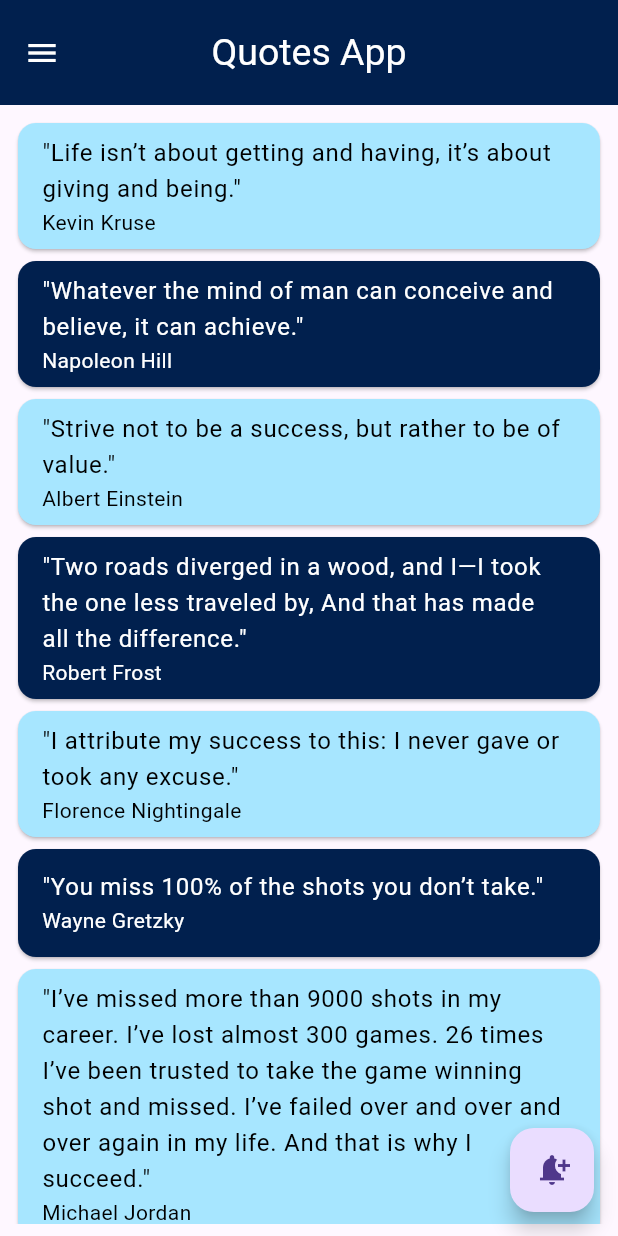
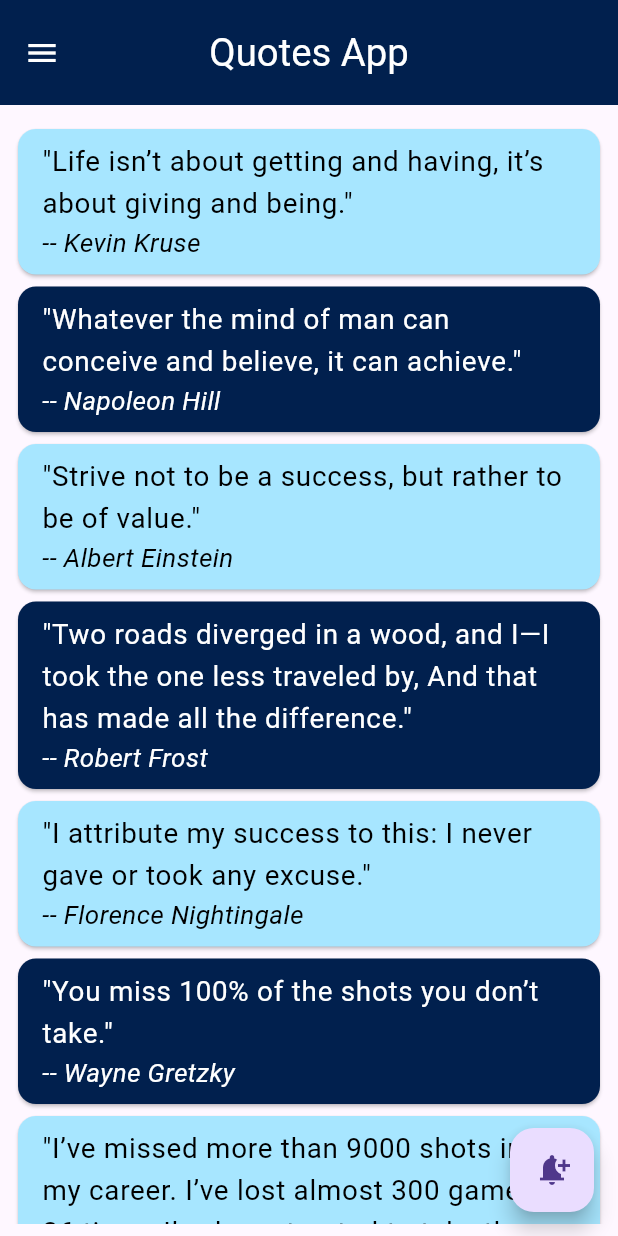
Before and after one commit to AnkitUmredkar/Quote_App_Daily_Task, a Flutter app: the screen it shows after launch, on a phone screen of 412 x 824 dp. Run offline on Flutter 3.47's test engine with Material 3 defaults, Android fonts, the phone set to English and light mode, and no system bars.

Commit message:
Initial commit

```diff
--- a/lib/Show_Quotes/quotes.dart
+++ b/lib/Show_Quotes/quotes.dart
@@ -22,6 +22,7 @@ class _QuotesState extends State<Quotes> {
 
   @override
   Widget build(BuildContext context) {
+    double width = MediaQuery.of(context).size.width;
     return SafeArea(
       child: Scaffold(
         appBar: AppBar(
@@ -32,13 +33,13 @@ class _QuotesState extends State<Quotes> {
           toolbarHeight: 70,
           centerTitle: true,
           backgroundColor: const Color(0xff01204E),
-          title: const Text(
+          title: Text(
             'Quotes App',
-            style: TextStyle(color: Colors.white, fontSize: 25),
+            style: TextStyle(color: Colors.white, fontSize: width * 0.062),
           ),
         ),
         body: Padding(
-          padding: const EdgeInsets.all(8.0),
+          padding: const EdgeInsets.fromLTRB(8, 12, 8, 8),
           child: SingleChildScrollView(
             physics: const BouncingScrollPhysics(),
             child: Column(
@@ -50,14 +51,15 @@ class _QuotesState extends State<Quotes> {
                     title: Text(
                       '"${quotesModel!.quoteModelList[index].quote!}"',
                       style: TextStyle(
-                          color:
-                              (index % 2 == 0) ? Colors.black : Colors.white),
+                          color: (index % 2 == 0) ? Colors.black : Colors.white,
+                          fontSize: width * 0.045),
                     ),
                     subtitle: Text(
-                      quotesModel!.quoteModelList[index].author!,
+                      '-- ${quotesModel!.quoteModelList[index].author!}',
                       style: TextStyle(
-                          color:
-                              (index % 2 == 0) ? Colors.black : Colors.white),
+                          color: (index % 2 == 0) ? Colors.black : Colors.white,
+                          fontStyle: FontStyle.italic,
+                          fontSize: width * 0.042),
                     ),
                   ),
                 ),
```
